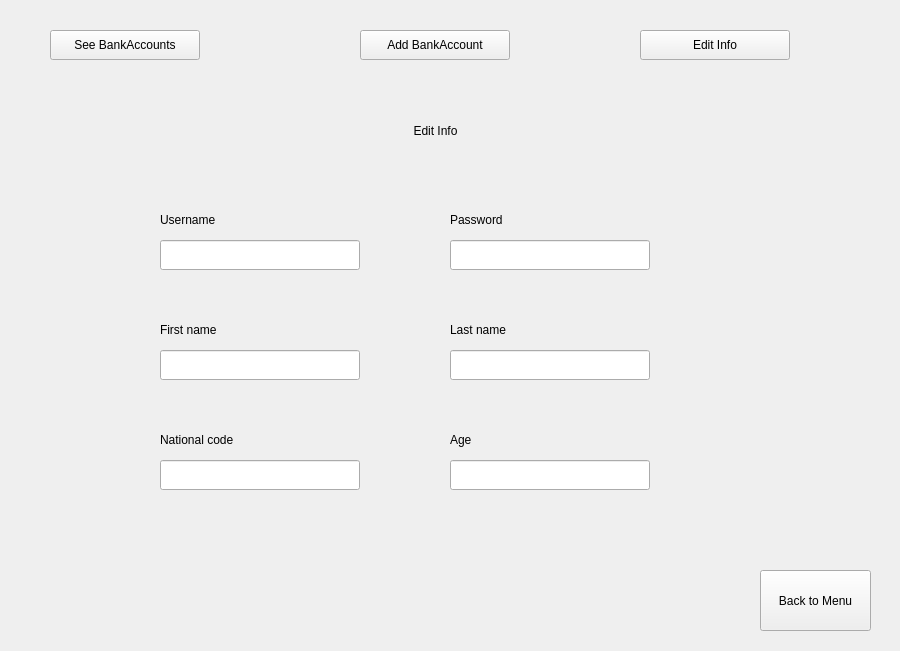
First picture: the form in UIAP_Final/admin_costumerdetails.ui, repository a-HA7-z/UIAP_Final, before the edit.
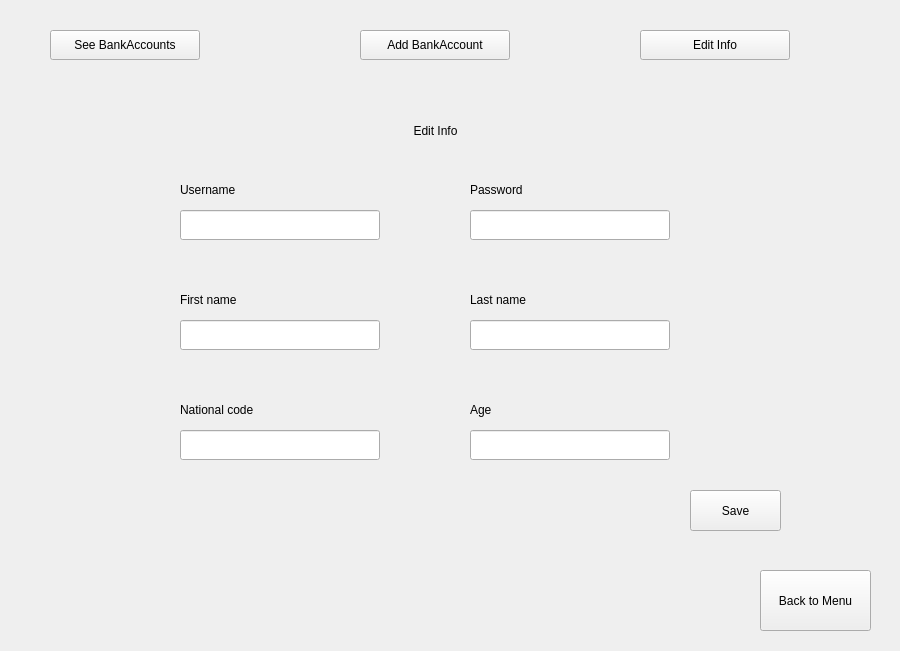
Second picture: the form after the edit. The open tabs and pages were chosen to show the change.

Commit message: Edit costumer Info page

Patch:
```diff
--- a/UIAP_Final/admin_costumerdetails.ui
+++ b/UIAP_Final/admin_costumerdetails.ui
@@ -312,8 +312,8 @@
     <widget class="QLabel" name="label_20">
      <property name="geometry">
       <rect>
-       <x>390</x>
-       <y>240</y>
+       <x>410</x>
+       <y>210</y>
        <width>200</width>
        <height>40</height>
       </rect>
@@ -325,8 +325,8 @@
     <widget class="QLineEdit" name="lineEdit_14">
      <property name="geometry">
       <rect>
-       <x>390</x>
-       <y>390</y>
+       <x>410</x>
+       <y>360</y>
        <width>200</width>
        <height>30</height>
       </rect>
@@ -338,8 +338,8 @@
     <widget class="QLineEdit" name="lineEdit_12">
      <property name="geometry">
       <rect>
-       <x>390</x>
-       <y>170</y>
+       <x>410</x>
+       <y>140</y>
        <width>200</width>
        <height>30</height>
       </rect>
@@ -348,8 +348,8 @@
     <widget class="QLabel" name="label_14">
      <property name="geometry">
       <rect>
-       <x>390</x>
-       <y>350</y>
+       <x>410</x>
+       <y>320</y>
        <width>200</width>
        <height>40</height>
       </rect>
@@ -361,8 +361,8 @@
     <widget class="QLabel" name="label_12">
      <property name="geometry">
       <rect>
-       <x>100</x>
-       <y>240</y>
+       <x>120</x>
+       <y>210</y>
        <width>200</width>
        <height>40</height>
       </rect>
@@ -374,8 +374,8 @@
     <widget class="QLineEdit" name="lineEdit_16">
      <property name="geometry">
       <rect>
-       <x>100</x>
-       <y>280</y>
+       <x>120</x>
+       <y>250</y>
        <width>200</width>
        <height>30</height>
       </rect>
@@ -384,8 +384,8 @@
     <widget class="QLabel" name="label_19">
      <property name="geometry">
       <rect>
-       <x>100</x>
-       <y>350</y>
+       <x>120</x>
+       <y>320</y>
        <width>200</width>
        <height>40</height>
       </rect>
@@ -397,8 +397,8 @@
     <widget class="QLabel" name="label_11">
      <property name="geometry">
       <rect>
-       <x>100</x>
-       <y>130</y>
+       <x>120</x>
+       <y>100</y>
        <width>200</width>
        <height>40</height>
       </rect>
@@ -410,8 +410,8 @@
     <widget class="QLineEdit" name="lineEdit_11">
      <property name="geometry">
       <rect>
-       <x>100</x>
-       <y>390</y>
+       <x>120</x>
+       <y>360</y>
        <width>200</width>
        <height>30</height>
       </rect>
@@ -420,8 +420,8 @@
     <widget class="QLabel" name="label_13">
      <property name="geometry">
       <rect>
-       <x>390</x>
-       <y>130</y>
+       <x>410</x>
+       <y>100</y>
        <width>200</width>
        <height>40</height>
       </rect>
@@ -449,8 +449,8 @@
     <widget class="QLineEdit" name="lineEdit_18">
      <property name="geometry">
       <rect>
-       <x>100</x>
-       <y>170</y>
+       <x>120</x>
+       <y>140</y>
        <width>200</width>
        <height>30</height>
       </rect>
@@ -459,13 +459,26 @@
     <widget class="QLineEdit" name="lineEdit_17">
      <property name="geometry">
       <rect>
-       <x>390</x>
-       <y>280</y>
+       <x>410</x>
+       <y>250</y>
        <width>200</width>
        <height>30</height>
       </rect>
      </property>
     </widget>
+    <widget class="QPushButton" name="SaveChanges">
+     <property name="geometry">
+      <rect>
+       <x>630</x>
+       <y>420</y>
+       <width>91</width>
+       <height>41</height>
+      </rect>
+     </property>
+     <property name="text">
+      <string>Save</string>
+     </property>
+    </widget>
    </widget>
   </widget>
   <widget class="QPushButton" name="BankAccounts">
```
Left out of the diff: 14 changed lines with no effect on the pictures. The commit also changes 2 other files.
